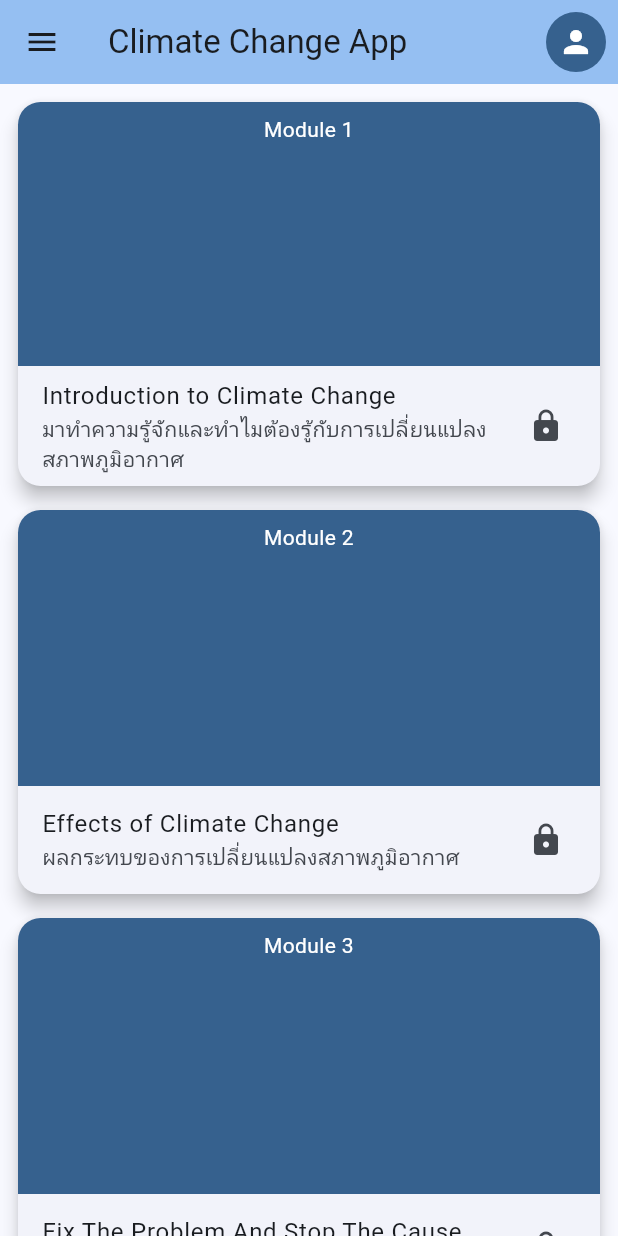
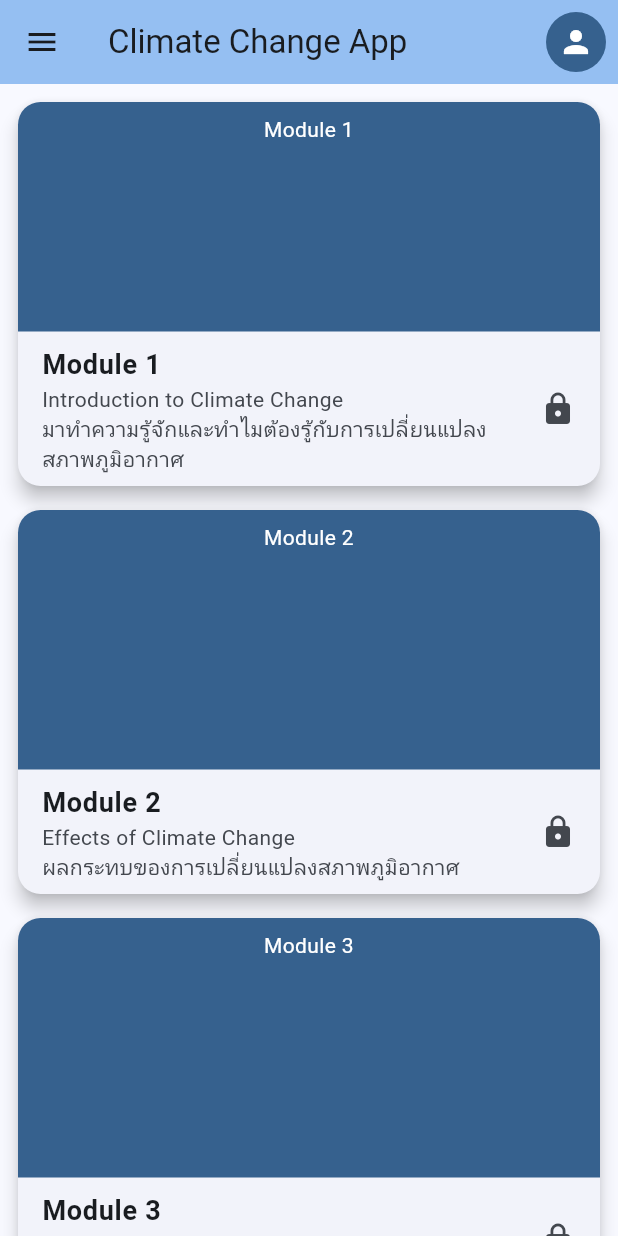
Before and after one commit to HugeKC01/flutter_studyclimatechange, a Flutter app: the screen it shows after launch, on a phone screen of 412 x 824 dp. Run offline on Flutter 3.47's test engine with Material 3 defaults, Android fonts, the phone set to English and light mode, and no system bars.

Commit message:
Fix homescreen layout

```diff
--- a/lib/learningpage/module3/m3_main.dart
+++ b/lib/learningpage/module3/m3_main.dart
@@ -1,5 +1,4 @@
 import 'package:flutter/material.dart';
-import 'package:climatechange/main.dart'; // Import the main.dart file where the reusable widgets are defined.
 
 import 'lesson1/m3_lesson1_p1.dart';
 import 'lesson2/m3_lesson2_p1.dart'; // Import the m3_learn2_p1.dart file where the CustomBackButton widget is defined.
--- a/lib/main.dart
+++ b/lib/main.dart
@@ -2,7 +2,7 @@ import 'package:flutter/material.dart';
 import 'learningpage/module1/m1_main.dart';
 import 'learningpage/module2/m2_main.dart';
 import 'learningpage/module3/m3_main.dart';
-import 'posttest/posttest.dart';
+import 'posttest/posttestintro.dart';
 
 void main() {
   runApp(const MyApp());
@@ -160,7 +160,7 @@ class _MyHomePageState extends State<MyHomePage> {
               'title': 'Post Test',
               'subtitle': 'ทดสอบหลังเรียน',
               'description': 'ทดสอบหลังจากผ่านบทเรียนทั้งหมดแล้ว',
-              'screen': PostTestScreen(),
+              'screen': PostTestIntroduction(),
             },
           ];
 
@@ -200,11 +200,29 @@ class _MyHomePageState extends State<MyHomePage> {
                     ),
                   ),
                 ),
+                Column(
+                  children: [
                   Align(
                     alignment: Alignment.bottomCenter,
-                  child: ListTile(
-                    title: Text(module['subtitle'] as String),
-                    subtitle: Text(module['description'] as String),
+                    child: Column(
+                      crossAxisAlignment: CrossAxisAlignment.start,
+                        children: [
+                        ListTile(
+                          contentPadding: const EdgeInsets.symmetric(horizontal: 16.0),
+                          title: Text(
+                          module['title'] as String,
+                          style: TextStyle(
+                            fontSize: 18.0,
+                            fontWeight: FontWeight.bold,
+                          ),
+                          ),
+                          subtitle: Column(
+                          crossAxisAlignment: CrossAxisAlignment.start,
+                          children: [
+                            Text(module['subtitle'] as String),
+                            Text(module['description'] as String),
+                          ],
+                          ),
                           trailing: Icon(Icons.lock),
                           onTap: () {
                           Navigator.push(
@@ -215,6 +233,10 @@ class _MyHomePageState extends State<MyHomePage> {
                           );
                           },
                         ),
+                      ],
+                    ),
+                  ),
+                  ],
                 ),
               ],
             ),
```
Also changed, not shown: lib/posttest/posttestintro.dart (added, +58 -0 lines). Lines whose indentation alone changed are shown as unchanged.
